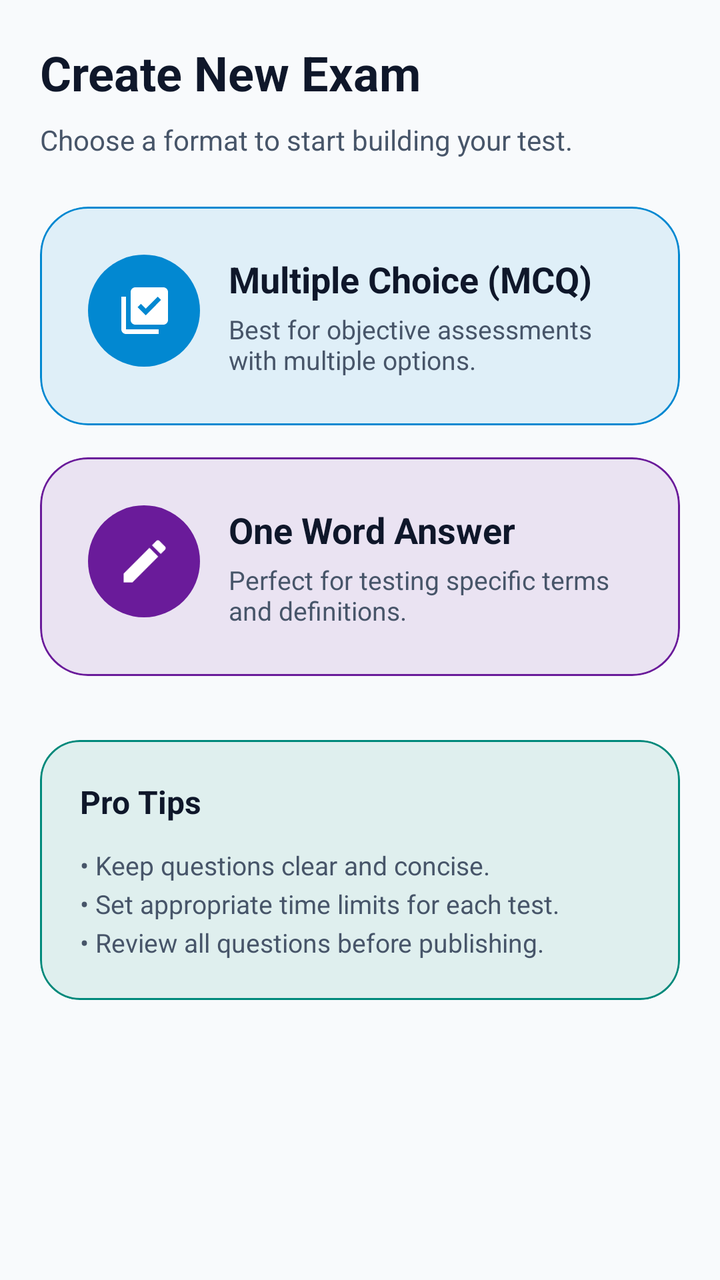
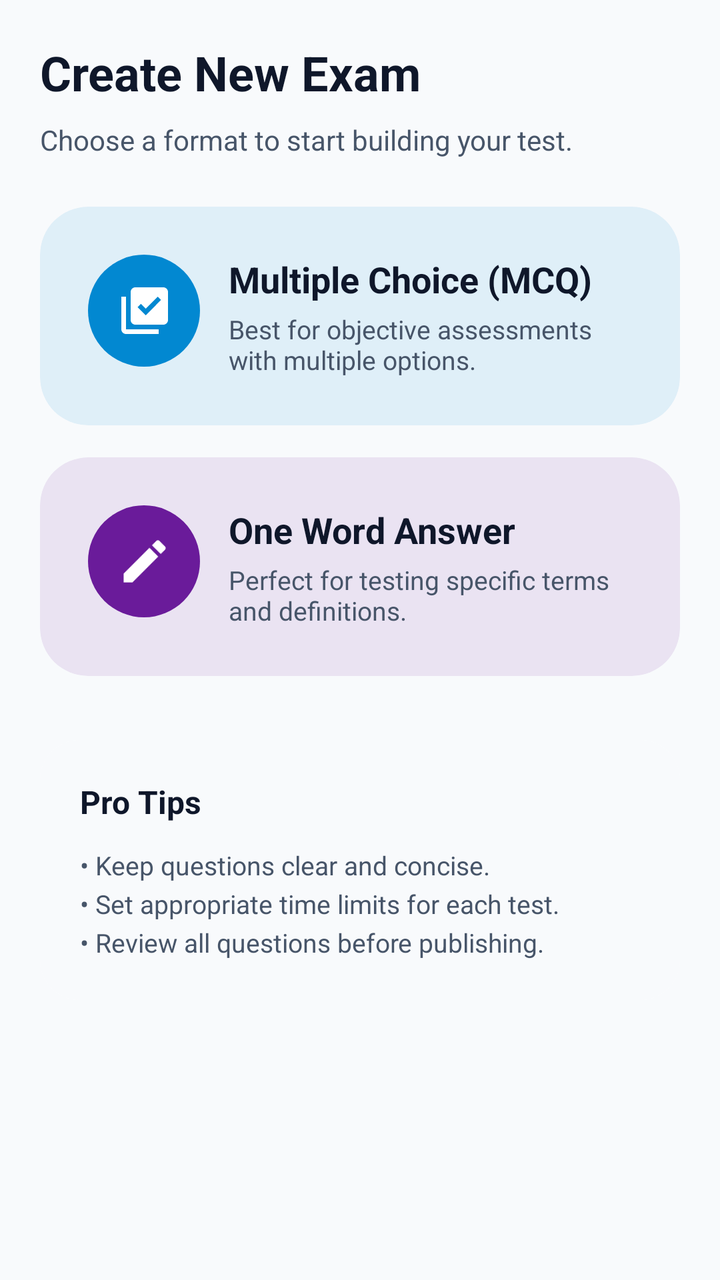

Before-and-after screenshots of an Android layout around one commit, followed by the original layout XML and the change that was made.
<!-- AndroidManifest.xml: application theme Theme.TestMaster -->
<!-- res/layout/fragment_create_test.xml -->
<?xml version="1.0" encoding="utf-8"?>
<androidx.coordinatorlayout.widget.CoordinatorLayout xmlns:android="http://schemas.android.com/apk/res/android"
    xmlns:app="http://schemas.android.com/apk/res-auto"
    xmlns:tools="http://schemas.android.com/tools"
    android:layout_width="match_parent"
    android:layout_height="match_parent"
    android:background="@color/background"
    tools:context=".fragments.CreateTestFragment">

    <androidx.core.widget.NestedScrollView
        android:layout_width="match_parent"
        android:layout_height="match_parent"
        android:clipToPadding="false"
        android:paddingBottom="80dp">

        <LinearLayout
            android:layout_width="match_parent"
            android:layout_height="wrap_content"
            android:orientation="vertical"
            android:padding="20dp">

            <TextView
                android:layout_width="wrap_content"
                android:layout_height="wrap_content"
                android:text="Create New Exam"
                android:textColor="@color/text_primary"
                android:textSize="24sp"
                android:textStyle="bold"
                android:layout_marginBottom="8dp"/>

            <TextView
                android:layout_width="wrap_content"
                android:layout_height="wrap_content"
                android:text="Choose a format to start building your test."
                android:textColor="@color/text_secondary"
                android:textSize="14sp"
                android:layout_marginBottom="24dp"/>

            
            <com.google.android.material.card.MaterialCardView
                android:id="@+id/card_mcq"
                android:layout_width="match_parent"
                android:layout_height="wrap_content"
                android:layout_marginBottom="16dp"
                app:cardBackgroundColor="@color/blue_bg"
                app:cardCornerRadius="24dp"
                app:cardElevation="0dp"
                app:strokeColor="@color/bluetint"
                app:strokeWidth="1dp">

                <LinearLayout
                    android:id="@+id/ll_create_mcq"
                    android:layout_width="match_parent"
                    android:layout_height="wrap_content"
                    android:clickable="true"
                    android:focusable="true"
                    android:foreground="?attr/selectableItemBackground"
                    android:orientation="horizontal"
                    android:padding="24dp">

                    <View
                        android:layout_width="56dp"
                        android:layout_height="56dp"
                        android:background="@drawable/bg_circle_surface"
                        android:backgroundTint="@color/bluetint"/>

                    <ImageView
                        android:layout_width="28dp"
                        android:layout_height="28dp"
                        android:layout_marginStart="-42dp"
                        android:layout_marginTop="14dp"
                        android:src="@drawable/baseline_library_add_check_24"
                        app:tint="@color/white" />

                    <LinearLayout
                        android:layout_width="0dp"
                        android:layout_height="wrap_content"
                        android:layout_marginStart="28dp"
                        android:layout_weight="1"
                        android:orientation="vertical">

                        <TextView
                            android:layout_width="wrap_content"
                            android:layout_height="wrap_content"
                            android:text="Multiple Choice (MCQ)"
                            android:textColor="@color/text_primary"
                            android:textSize="18sp"
                            android:textStyle="bold" />

                        <TextView
                            android:layout_width="wrap_content"
                            android:layout_height="wrap_content"
                            android:layout_marginTop="4dp"
                            android:text="Best for objective assessments with multiple options."
                            android:textColor="@color/text_secondary"
                            android:textSize="13sp" />
                    </LinearLayout>
                </LinearLayout>
            </com.google.android.material.card.MaterialCardView>

            
            <com.google.android.material.card.MaterialCardView
                android:id="@+id/card_one_word"
                android:layout_width="match_parent"
                android:layout_height="wrap_content"
                android:layout_marginBottom="16dp"
                app:cardBackgroundColor="@color/purple_bg"
                app:cardCornerRadius="24dp"
                app:cardElevation="0dp"
                app:strokeColor="@color/purpletint"
                app:strokeWidth="1dp">

                <LinearLayout
                    android:id="@+id/ll_create_One_word"
                    android:layout_width="match_parent"
                    android:layout_height="wrap_content"
                    android:clickable="true"
                    android:focusable="true"
                    android:foreground="?attr/selectableItemBackground"
                    android:orientation="horizontal"
                    android:padding="24dp">

                    <View
                        android:layout_width="56dp"
                        android:layout_height="56dp"
                        android:background="@drawable/bg_circle_surface"
                        android:backgroundTint="@color/purpletint"/>

                    <ImageView
                        android:layout_width="28dp"
                        android:layout_height="28dp"
                        android:layout_marginStart="-42dp"
                        android:layout_marginTop="14dp"
                        android:src="@drawable/baseline_edit_24"
                        app:tint="@color/white" />

                    <LinearLayout
                        android:layout_width="0dp"
                        android:layout_height="wrap_content"
                        android:layout_marginStart="28dp"
                        android:layout_weight="1"
                        android:orientation="vertical">

                        <TextView
                            android:layout_width="wrap_content"
                            android:layout_height="wrap_content"
                            android:text="One Word Answer"
                            android:textColor="@color/text_primary"
                            android:textSize="18sp"
                            android:textStyle="bold" />

                        <TextView
                            android:layout_width="wrap_content"
                            android:layout_height="wrap_content"
                            android:layout_marginTop="4dp"
                            android:text="Perfect for testing specific terms and definitions."
                            android:textColor="@color/text_secondary"
                            android:textSize="13sp" />
                    </LinearLayout>
                </LinearLayout>
            </com.google.android.material.card.MaterialCardView>

            
            <com.google.android.material.card.MaterialCardView
                android:layout_width="match_parent"
                android:layout_height="wrap_content"
                android:layout_marginTop="16dp"
                app:cardBackgroundColor="@color/emerald_bg"
                app:cardCornerRadius="20dp"
                app:cardElevation="0dp"
                app:strokeWidth="1dp"
                app:strokeColor="@color/emerald">

                <LinearLayout
                    android:layout_width="match_parent"
                    android:layout_height="wrap_content"
                    android:orientation="vertical"
                    android:padding="20dp">

                    <TextView
                        android:layout_width="wrap_content"
                        android:layout_height="wrap_content"
                        android:text="Pro Tips"
                        android:textColor="@color/text_primary"
                        android:textSize="16sp"
                        android:textStyle="bold" />

                    <TextView
                        android:layout_width="match_parent"
                        android:layout_height="wrap_content"
                        android:layout_marginTop="12dp"
                        android:text="• Keep questions clear and concise.\n• Set appropriate time limits for each test.\n• Review all questions before publishing."
                        android:textColor="@color/text_secondary"
                        android:lineSpacingExtra="4dp"
                        android:textSize="13sp" />

                </LinearLayout>
            </com.google.android.material.card.MaterialCardView>

        </LinearLayout>
    </androidx.core.widget.NestedScrollView>

</androidx.coordinatorlayout.widget.CoordinatorLayout>
<!-- resources referenced by this layout -->
<resources>
  <color name="background">#F8FAFC</color>
  <color name="blue_bg">#1A0288D1</color>
  <color name="bluetint">#0288D1</color>
  <color name="emerald">#00897B</color>
  <color name="emerald_bg">#1A00897B</color>
  <color name="purple_bg">#1A6A1B9A</color>
  <color name="purpletint">#6A1B9A</color>
  <color name="text_primary">#0F172A</color>
  <color name="text_secondary">#475569</color>
  <color name="white">#FFFFFFFF</color>
  <!-- drawable baseline_edit_24 (drawable) -->
  <vector xmlns:android="http://schemas.android.com/apk/res/android" android:height="24dp" android:tint="#000000" android:viewportHeight="24" android:viewportWidth="24" android:width="24dp">
        
      <path android:fillColor="@android:color/white" android:pathData="M3,17.25V21h3.75L17.81,9.94l-3.75,-3.75L3,17.25zM20.71,7.04c0.39,-0.39 0.39,-1.02 0,-1.41l-2.34,-2.34c-0.39,-0.39 -1.02,-0.39 -1.41,0l-1.83,1.83 3.75,3.75 1.83,-1.83z"/>
      
  </vector>
  <!-- drawable bg_circle_surface (drawable) -->
  <?xml version="1.0" encoding="utf-8"?>
  <shape xmlns:android="http://schemas.android.com/apk/res/android"
      android:shape="oval">
      <solid android:color="@color/surfaceVariant" />
  </shape>
  <style name="Theme.TestMaster" parent="Base.Theme.TestMaster" />
  <color name="surfaceVariant">#E2E8F0</color>
  <style name="Base.Theme.TestMaster" parent="Theme.Material3.DayNight.NoActionBar">
          
          <item name="colorPrimary">@color/primary</item>
          <item name="colorOnPrimary">@color/onPrimary</item>
          <item name="colorPrimaryContainer">@color/primaryContainer</item>
          <item name="colorOnPrimaryContainer">@color/onPrimaryContainer</item>
  
          <item name="colorSecondary">@color/secondary</item>
          <item name="colorOnSecondary">@color/onSecondary</item>
          <item name="colorSecondaryContainer">@color/secondaryContainer</item>
          <item name="colorOnSecondaryContainer">@color/onSecondaryContainer</item>
  
          
          <item name="android:windowBackground">@color/background</item>
          <item name="colorSurface">@color/surface</item>
          <item name="colorOnSurface">@color/onSurface</item>
          <item name="colorSurfaceVariant">@color/surfaceVariant</item>
          <item name="colorOnSurfaceVariant">@color/onSurfaceVariant</item>
          <item name="colorOutline">@color/outline</item>
  
          
          <item name="colorError">@color/error</item>
          <item name="colorOnError">@color/onError</item>
          <item name="colorErrorContainer">@color/errorContainer</item>
          <item name="colorOnErrorContainer">@color/onErrorContainer</item>
  
          
          <item name="android:statusBarColor">@color/surface</item>
          <item name="android:windowLightStatusBar">true</item>
      </style>
  <color name="primary">#FFFFFF</color>
  <color name="onPrimary">#0F172A</color>
  <color name="primaryContainer">#F1F5F9</color>
  <color name="onPrimaryContainer">#0F172A</color>
  <color name="secondary">#64748B</color>
  <color name="onSecondary">#FFFFFF</color>
  <color name="secondaryContainer">#E2E8F0</color>
  <color name="onSecondaryContainer">#0F172A</color>
  <color name="surface">#FFFFFF</color>
  <color name="onSurface">#0F172A</color>
  <color name="onSurfaceVariant">#475569</color>
  <color name="outline">#94A3B8</color>
  <color name="error">#DC2626</color>
  <color name="onError">#FFFFFF</color>
  <color name="errorContainer">#FEE2E2</color>
  <color name="onErrorContainer">#7F1D1D</color>
  <!-- unchanged entries left out for length: 1 -->
</resources>

<!-- the commit's change to res/layout/fragment_create_test.xml (unified diff, before → after) -->
@@ -46,7 +46,7 @@
                 app:cardCornerRadius="24dp"
                 app:cardElevation="0dp"
                 app:strokeColor="@color/bluetint"
-                app:strokeWidth="1dp">
+                app:strokeWidth="0dp">
 
                 <LinearLayout
                     android:id="@+id/ll_create_mcq"
@@ -108,7 +108,7 @@
                 app:cardCornerRadius="24dp"
                 app:cardElevation="0dp"
                 app:strokeColor="@color/purpletint"
-                app:strokeWidth="1dp">
+                app:strokeWidth="0dp">
 
                 <LinearLayout
                     android:id="@+id/ll_create_One_word"
@@ -165,16 +165,16 @@
                 android:layout_width="match_parent"
                 android:layout_height="wrap_content"
                 android:layout_marginTop="16dp"
-                app:cardBackgroundColor="@color/emerald_bg"
                 app:cardCornerRadius="20dp"
                 app:cardElevation="0dp"
-                app:strokeWidth="1dp"
-                app:strokeColor="@color/emerald">
+                app:strokeWidth="0dp"
+                app:strokeColor="@color/gray">
 
                 <LinearLayout
                     android:layout_width="match_parent"
                     android:layout_height="wrap_content"
                     android:orientation="vertical"
+                    android:background="@color/background"
                     android:padding="20dp">
 
                     <TextView
<!-- resource entries referenced after the edit -->
@@ -3,8 +3,7 @@
   <color name="background">#F8FAFC</color>
   <color name="blue_bg">#1A0288D1</color>
   <color name="bluetint">#0288D1</color>
-  <color name="emerald">#00897B</color>
-  <color name="emerald_bg">#1A00897B</color>
+  <color name="gray">#E2E8F0</color>
   <color name="purple_bg">#1A6A1B9A</color>
   <color name="purpletint">#6A1B9A</color>
   <color name="text_primary">#0F172A</color>
@@ -51,6 +50,9 @@
           <item name="colorOnErrorContainer">@color/onErrorContainer</item>
   
           
+          <item name="colorControlActivated">@color/accent</item>
+  
+          
           <item name="android:statusBarColor">@color/surface</item>
           <item name="android:windowLightStatusBar">true</item>
       </style>
@@ -70,6 +72,7 @@
   <color name="onError">#FFFFFF</color>
   <color name="errorContainer">#FEE2E2</color>
   <color name="onErrorContainer">#7F1D1D</color>
+  <color name="accent">#334155</color>
   <!-- unchanged entries left out for length: 1 -->
 </resources>
 
